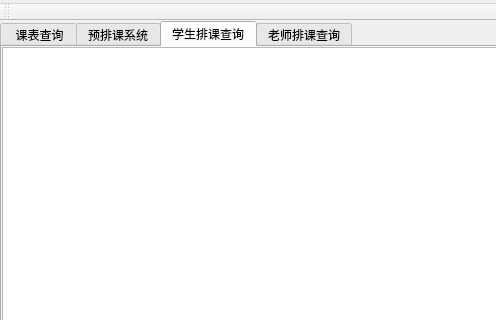
Old version of the form mainwindow.ui in the repository Atmanuclear/QT-mysql; both pictures show x 0 to 496 and y 0 to 320 of the 1014 by 611 pixel window.
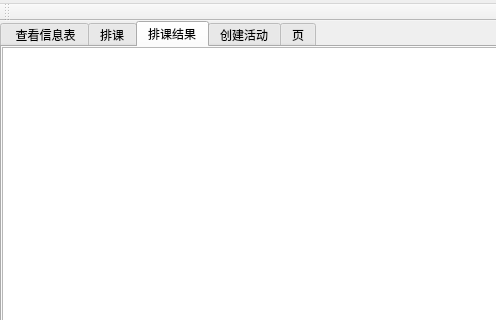
New version of the form.

```diff
--- a/mainwindow.ui
+++ b/mainwindow.ui
@@ -40,7 +40,7 @@
       <string notr="true"/>
      </property>
      <attribute name="title">
-      <string> 课表查询</string>
+      <string> 查看信息表</string>
      </attribute>
      <widget class="QTableView" name="tableView_2">
       <property name="geometry">
@@ -260,7 +260,7 @@
       <string notr="true"/>
      </property>
      <attribute name="title">
-      <string>预排课系统</string>
+      <string>排课</string>
      </attribute>
      <widget class="QTableView" name="tableView">
       <property name="geometry">
@@ -399,7 +399,7 @@
     </widget>
     <widget class="QWidget" name="tab_3">
      <attribute name="title">
-      <string>学生排课查询</string>
+      <string>排课结果</string>
      </attribute>
      <widget class="QTableView" name="tableView_3">
       <property name="geometry">
@@ -549,7 +549,7 @@
     </widget>
     <widget class="QWidget" name="tab">
      <attribute name="title">
-      <string>老师排课查询</string>
+      <string>创建活动</string>
      </attribute>
      <widget class="QWidget" name="horizontalLayoutWidget_4">
       <property name="geometry">
@@ -663,6 +663,11 @@
       </property>
      </widget>
     </widget>
+    <widget class="QWidget" name="tab_4">
+     <attribute name="title">
+      <string>页</string>
+     </attribute>
+    </widget>
    </widget>
   </widget>
   <widget class="QMenuBar" name="menuBar">
```
